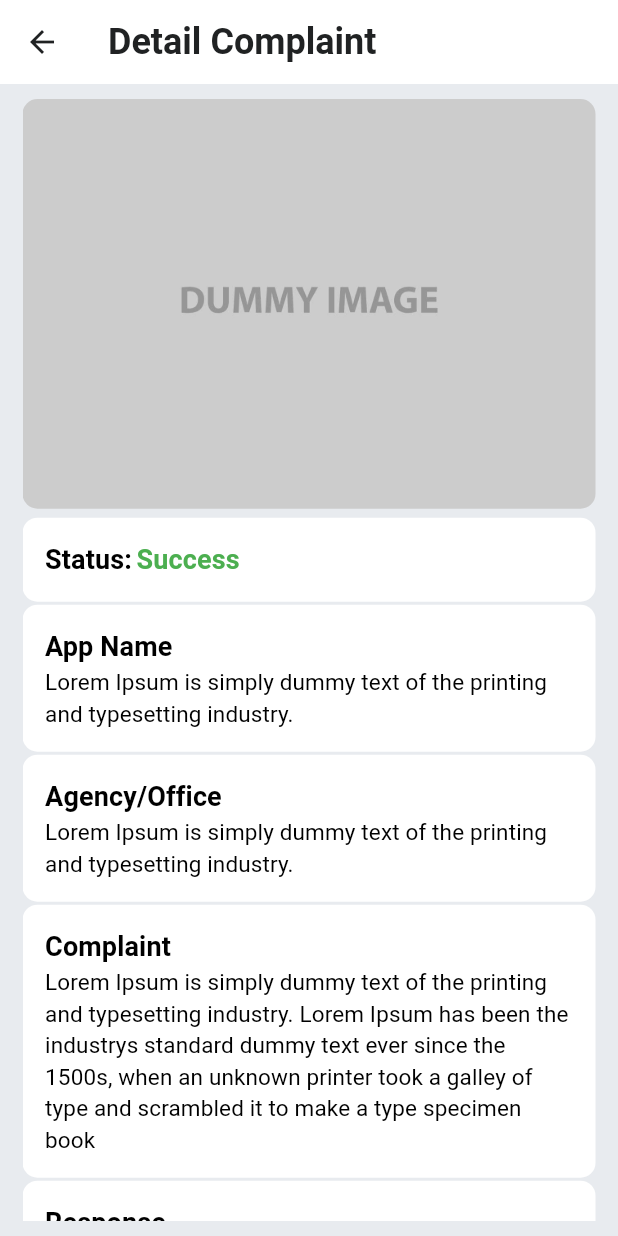
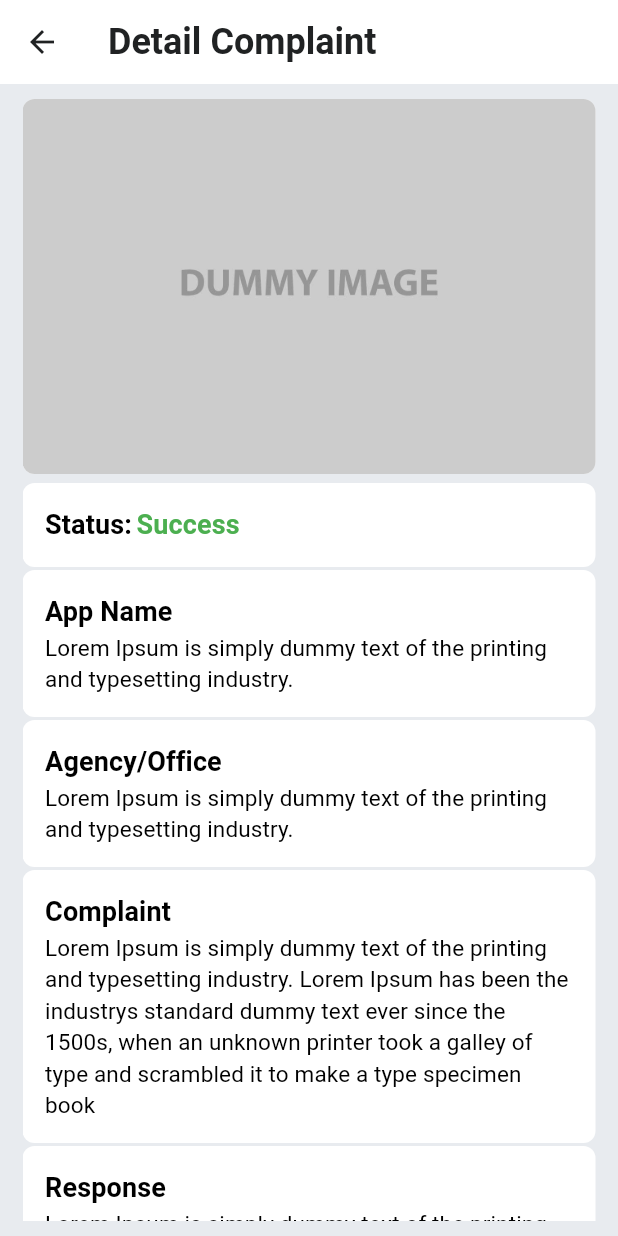
Before and after one commit to marwansaputro/aplikasi_pengaduan_flutter, a Flutter app: the ScreenDetailComplaint screen opened directly, on a phone screen of 412 x 824 dp. Run offline on Flutter 3.47's test engine with Material 3 defaults, Android fonts, the phone set to English and light mode, and no system bars; our stand-ins replace curved_navigation_bar; missing offline and left inert: svg_icon.

Commit message:
Update Detail Complaint

```diff
--- a/lib/screens/profile/menu_profile/menu_profile.dart
+++ b/lib/screens/profile/menu_profile/menu_profile.dart
@@ -22,7 +22,7 @@ class MenuProfile extends StatelessWidget {
       style: TextButton.styleFrom(
         foregroundColor: Colors.lightGreen,
         padding: const EdgeInsets.all(15.0),
-        shape: RoundedRectangleBorder(borderRadius: BorderRadius.circular(10)),
+        shape: RoundedRectangleBorder(borderRadius: BorderRadius.circular(8)),
         backgroundColor: white,
       ),
       onPressed: press,
--- a/lib/screens/profile/section_profile/history/section_history/detail/section_detail/section_detail_complaint.dart
+++ b/lib/screens/profile/section_profile/history/section_history/detail/section_detail/section_detail_complaint.dart
@@ -2,6 +2,7 @@ import 'package:flutter/material.dart';
 import 'package:integra_mobile/layout/padding.dart';
 import 'package:integra_mobile/layout/row.dart';
 import 'package:integra_mobile/value/path_image.dart';
+import 'package:integra_mobile/value/theme.dart';
 
 class SectionDetailComplaint extends StatelessWidget {
   const SectionDetailComplaint({super.key});
@@ -16,17 +17,17 @@ class SectionDetailComplaint extends StatelessWidget {
           children: [
             Column(
               children: [
-                ClipRRect(
-                  borderRadius: BorderRadius.circular(10),
-                  child: Stack(
-                    children: [
-                      Image.asset(pathImageDummyImage, fit: BoxFit.cover),
-                      Container(
-                        decoration: BoxDecoration(
-                          borderRadius: BorderRadius.circular(10),
+                Container(
+                  width: 400,
+                  height: 250,
+                  decoration: BoxDecoration(
+                    borderRadius: BorderRadius.circular(8),
+                    color: white,
+                    image: const DecorationImage(
+                        image: AssetImage(
+                          pathImageDummyImage,
                         ),
-                      ),
-                    ],
+                        fit: BoxFit.cover),
                   ),
                 ),
                 const SizedBox(
@@ -91,12 +92,11 @@ class StatusColor extends StatelessWidget {
       padding: const EdgeInsets.symmetric(vertical: 1),
       child: TextButton(
         style: TextButton.styleFrom(
-          foregroundColor: Color.fromARGB(255, 1, 60, 90),
-          padding: EdgeInsets.all(15.0),
-          shape:
-              RoundedRectangleBorder(borderRadius: BorderRadius.circular(10)),
+          foregroundColor: primaryGreen,
+          padding: const EdgeInsets.all(15.0),
+          shape: RoundedRectangleBorder(borderRadius: BorderRadius.circular(8)),
           backgroundColor: Colors.white,
-          shadowColor: const Color.fromARGB(255, 1, 60, 90),
+          shadowColor: primaryGreen,
         ),
         onPressed: press,
         child: Row(
@@ -149,12 +149,11 @@ class MenuProfile extends StatelessWidget {
       padding: const EdgeInsets.symmetric(vertical: 1),
       child: TextButton(
         style: TextButton.styleFrom(
-          foregroundColor: Color.fromARGB(255, 1, 60, 90),
-          padding: EdgeInsets.all(15.0),
-          shape:
-              RoundedRectangleBorder(borderRadius: BorderRadius.circular(10)),
-          backgroundColor: Colors.white,
-          shadowColor: const Color.fromARGB(255, 1, 60, 90),
+          foregroundColor: primaryGreen,
+          padding: const EdgeInsets.all(15.0),
+          shape: RoundedRectangleBorder(borderRadius: BorderRadius.circular(8)),
+          backgroundColor: white,
+          shadowColor: primaryGreen,
         ),
         onPressed: press,
         child: Row(
```
Also changed, not shown: lib/screens/profile/section_profile/history/section_history/section_list_history.dart (+13 -6 lines).
